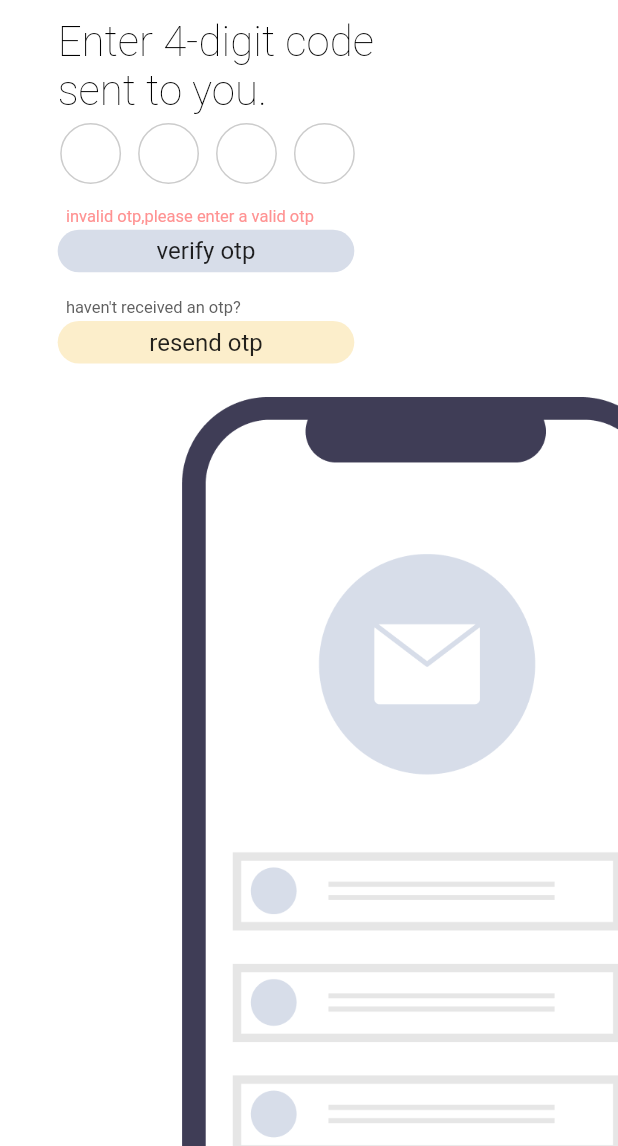
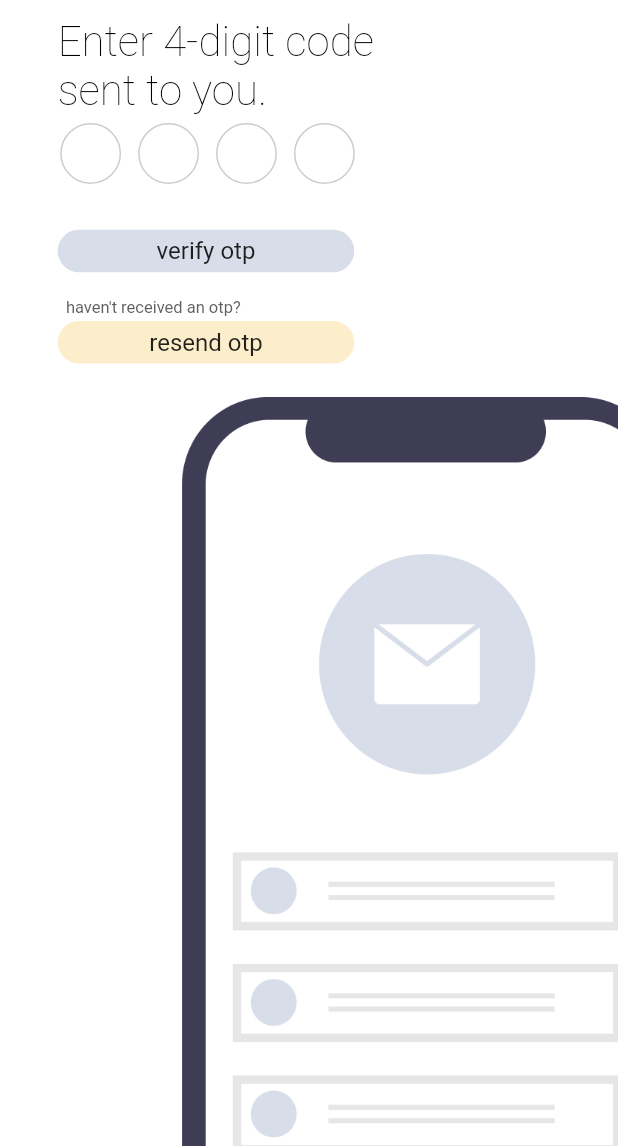
Before and after one commit to PavaneeshwarReddy/Alastor, a Flutter app: the otpScreen screen opened directly with empty values, on a phone screen of 412 x 824 dp, the part 90-1236 px from its top. Run offline on Flutter 3.47's test engine with Material 2 defaults, Android fonts, the phone set to English and light mode, and no system bars; drawn by our look-alikes of pinput; our stand-ins replace flutter_screenutil, google_fonts, shared_preferences; missing offline and left inert: fl_country_code_picker; accounts and stored records are empty.

Commit message:
after designing snackbar

```diff
--- a/lib/Components/otpScreen.dart
+++ b/lib/Components/otpScreen.dart
@@ -10,16 +10,20 @@ import 'package:pinput/pinput.dart';
 import '../Themes/colors.dart';
 import '../Themes/styles.dart';
 
-class otpScreen extends StatelessWidget {
-  otpScreen({super.key});
+class otpScreen extends StatefulWidget {
+  const otpScreen({super.key});
 
+  @override
+  State<otpScreen> createState() => _otpScreenState();
+}
+
+class _otpScreenState extends State<otpScreen> {
   TextEditingController _pin = TextEditingController();
+  bool isVerified = true;
   @override
   Widget build(BuildContext context) {
-    //this is how we pass named route arguments
     final String _phoneno =
         (ModalRoute.of(context)?.settings.arguments as Map)["phoneno"];
-
     return SafeArea(
       child: WillPopScope(
         onWillPop: () async {
@@ -79,14 +83,16 @@ class otpScreen extends StatelessWidget {
                         : 'images/otpDark.png'),
               ),
 
-              Container(
+              !isVerified
+                  ? Container(
                       margin: EdgeInsets.only(left: 40.w, top: 195.h),
                       child: Text(
                         "invalid otp,please enter a valid otp",
                         style: GoogleFonts.inriaSans(
                             color: AlastorColors.red2, fontSize: 11),
                       ),
-              ),
+                    )
+                  : Container(),
 
               GestureDetector(
                 onTap: () async {
@@ -98,6 +104,9 @@ class otpScreen extends StatelessWidget {
                     Navigator.pushNamed(context, '/404');
                   } else {
                     print("Otp invalid");
+                    setState(() {
+                      isVerified = false;
+                    });
                   }
                 },
                 child: Container(
@@ -139,6 +148,5 @@ class otpScreen extends StatelessWidget {
         ),
       ),
     );
-    ;
   }
 }
--- a/lib/Themes/colors.dart
+++ b/lib/Themes/colors.dart
@@ -1,19 +1,18 @@
 import 'package:flutter/material.dart';
 
-
-class AlastorColors
-{
-   static const  pink=Color.fromRGBO(249, 226, 243, 1);
-   static const  ashBlue=Color.fromRGBO(215, 221, 233, 1);
-   static const grey1=Color.fromRGBO(95, 95, 95, 1);
-   static const grey2=Color.fromRGBO(0, 0, 0, 0.2);
-   static const grey3=Color.fromRGBO(255, 255, 255, 0.5);
-   static const green1=Color.fromRGBO(52, 167, 81, 1);
-   static const red1=Color.fromRGBO(238, 63, 53, 1);
-   static const red2=Color.fromRGBO(255, 146, 146, 1);
-   static const yellow2=Color.fromRGBO(252, 238, 203, 1);
-   static const yellow1=Color.fromRGBO(248, 187, 21, 1);
-   static const blue1=Color.fromRGBO(84, 125, 190, 1);
-   static const checkBoxWhite = Color.fromRGBO(0, 0, 0,0.5);
-   static const checkBoxDark = Color.fromRGBO(255, 255, 255,0.5);
+class AlastorColors {
+  static const pink = Color.fromRGBO(249, 226, 243, 1);
+  static const ashBlue = Color.fromRGBO(215, 221, 233, 1);
+  static const grey1 = Color.fromRGBO(95, 95, 95, 1);
+  static const grey2 = Color.fromRGBO(0, 0, 0, 0.2);
+  static const grey3 = Color.fromRGBO(255, 255, 255, 0.5);
+  static const green1 = Color.fromRGBO(52, 167, 81, 1);
+  static const green2 = Color.fromRGBO(78, 195, 61, 1);
+  static const red1 = Color.fromRGBO(238, 63, 53, 1);
+  static const red2 = Color.fromRGBO(255, 146, 146, 1);
+  static const yellow2 = Color.fromRGBO(252, 238, 203, 1);
+  static const yellow1 = Color.fromRGBO(248, 187, 21, 1);
+  static const blue1 = Color.fromRGBO(84, 125, 190, 1);
+  static const checkBoxWhite = Color.fromRGBO(0, 0, 0, 0.5);
+  static const checkBoxDark = Color.fromRGBO(255, 255, 255, 0.5);
 }
--- a/lib/main.dart
+++ b/lib/main.dart
@@ -2,6 +2,7 @@ import 'package:alastor/Components/404Error.dart';
 import 'package:alastor/Components/enterPhoneno.dart';
 import 'package:alastor/Components/otpScreen.dart';
 import 'package:alastor/Themes/themes.dart';
+import 'package:alastor/Widgets/SnackBarWidget.dart';
 import 'package:flutter/material.dart';
 import 'package:flutter_screenutil/flutter_screenutil.dart';
 import 'package:shared_preferences/shared_preferences.dart';
@@ -37,7 +38,8 @@ class _MyAppState extends State<MyApp> {
               '/': (context) => WelcomeScreen(),
               '/phoneno': (context) => EnterPhoneno(),
               '/otpscreen': (context) => otpScreen(),
-              '/404':(context)=>noWifiError()
+              '/404': (context) => noWifiError(),
+              '/snackbar': (context) => CustomSnackBar()
             },
           );
         });
```
Also changed, not shown: lib/Components/enterPhoneno.dart (+12 -0 lines), lib/Widgets/SnackBarWidget.dart (added, +54 -0 lines), images/greenSnackBar.png (added), images/greenTickSnackBar.png (added). Lines whose indentation alone changed are shown as unchanged.
